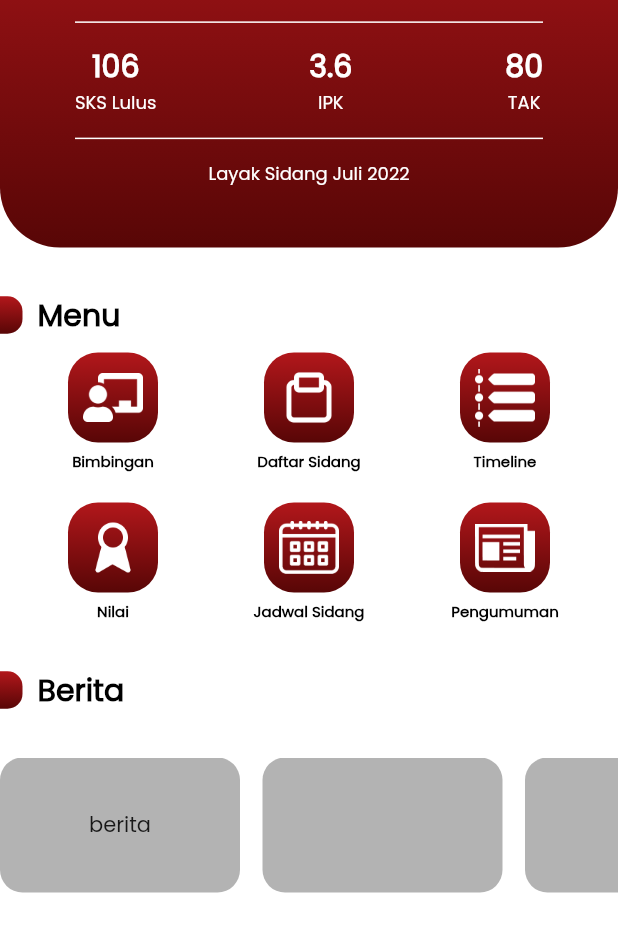
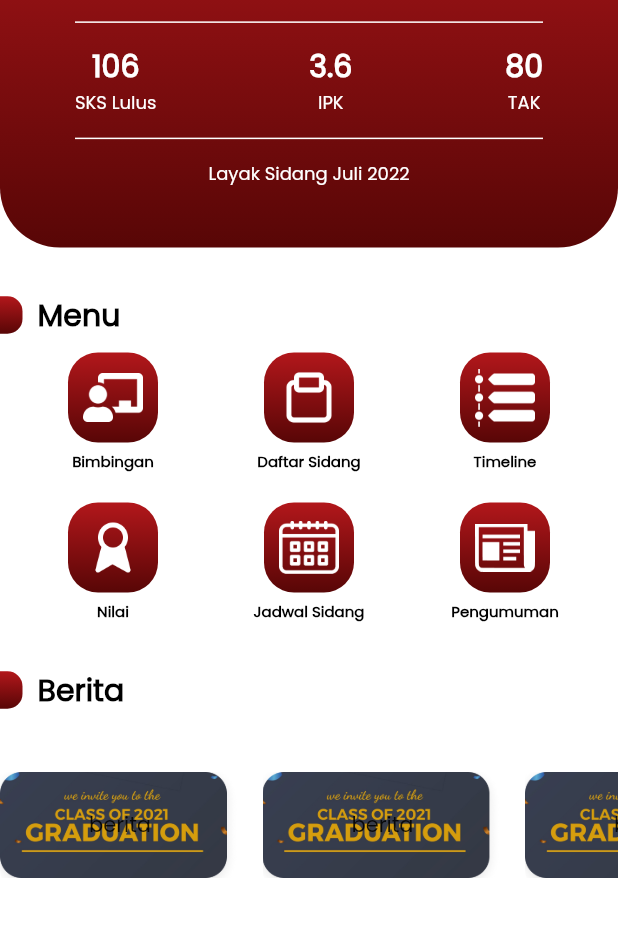
Before and after one commit to Faiz911/aplikasi_sidang_3, a Flutter app: the HomePageMahasiswa screen opened by its route, on a phone screen of 412 x 824 dp, the part 165-1117 px from its top. Run offline on Flutter 3.47's test engine with Material 2 defaults, Android fonts, the phone set to English and light mode, and no system bars; our stand-ins replace google_fonts.

Commit message:
Extract widget berita

```diff
--- a/lib/pages/home/homepagemahasiswa.dart
+++ b/lib/pages/home/homepagemahasiswa.dart
@@ -6,9 +6,9 @@ import 'package:app_sidang_2/pages/home/daftarSidang.dart';
 import 'package:app_sidang_2/pages/home/nilaimahasiswa.dart';
 import 'package:app_sidang_2/pages/home/pengumuman.dart';
 import 'package:app_sidang_2/widgets/BottomSheetContent.dart';
-import 'package:app_sidang_2/pages/home/UbahBerkas.dart';
 import 'package:flutter/material.dart';
 
+import '../../widgets/Berita.dart';
 import '../../widgets/buttonMenu.dart';
 
 class HomePageMahasiswa extends StatefulWidget {
@@ -309,38 +309,20 @@ class _HomePageMahasiswaState extends State<HomePageMahasiswa> {
             scrollDirection: Axis.horizontal,
             child: Row(
               children: [
-                Container(
-                  height: 90,
-                  width: 160,
-                  margin: EdgeInsets.only(right: 15),
-                  decoration: BoxDecoration(
-                      color: MyColor.formColor,
-                      borderRadius: BorderRadius.circular(15)),
-                  child: Center(child: Text("berita")),
+                Berita(
+                  gambar: "assets/berita.png",
                 ),
-                Container(
-                  height: 90,
-                  width: 160,
-                  margin: EdgeInsets.only(right: 15),
-                  decoration: BoxDecoration(
-                      color: MyColor.formColor,
-                      borderRadius: BorderRadius.circular(15)),
+                Berita(
+                  gambar: "assets/berita.png",
                 ),
-                Container(
-                  height: 90,
-                  width: 160,
-                  margin: EdgeInsets.only(right: 15),
-                  decoration: BoxDecoration(
-                      color: MyColor.formColor,
-                      borderRadius: BorderRadius.circular(15)),
+                Berita(
+                  gambar: "assets/berita.png",
                 ),
-                Container(
-                  height: 90,
-                  width: 160,
-                  margin: EdgeInsets.only(right: 15),
-                  decoration: BoxDecoration(
-                      color: MyColor.formColor,
-                      borderRadius: BorderRadius.circular(15)),
+                Berita(
+                  gambar: "assets/berita.png",
+                ),
+                Berita(
+                  gambar: "assets/berita.png",
                 ),
               ],
             ),
--- /dev/null
+++ b/lib/widgets/Berita.dart
@@ -0,0 +1,22 @@
+import 'package:flutter/material.dart';
+
+import '../helpers/my_colors.dart';
+
+class Berita extends StatelessWidget {
+  const Berita({Key? key, required this.gambar}) : super(key: key);
+  final String gambar;
+
+  @override
+  Widget build(BuildContext context) {
+    return Container(
+      height: 90,
+      width: 160,
+      margin: EdgeInsets.only(right: 15),
+      decoration: BoxDecoration(
+          image: DecorationImage(image: AssetImage(gambar)),
+          // color: MyColor.formColor,
+          borderRadius: BorderRadius.circular(15)),
+      child: const Center(child: Text("berita")),
+    );
+  }
+}
```
Also changed, not shown: assets/berita.png (added).
